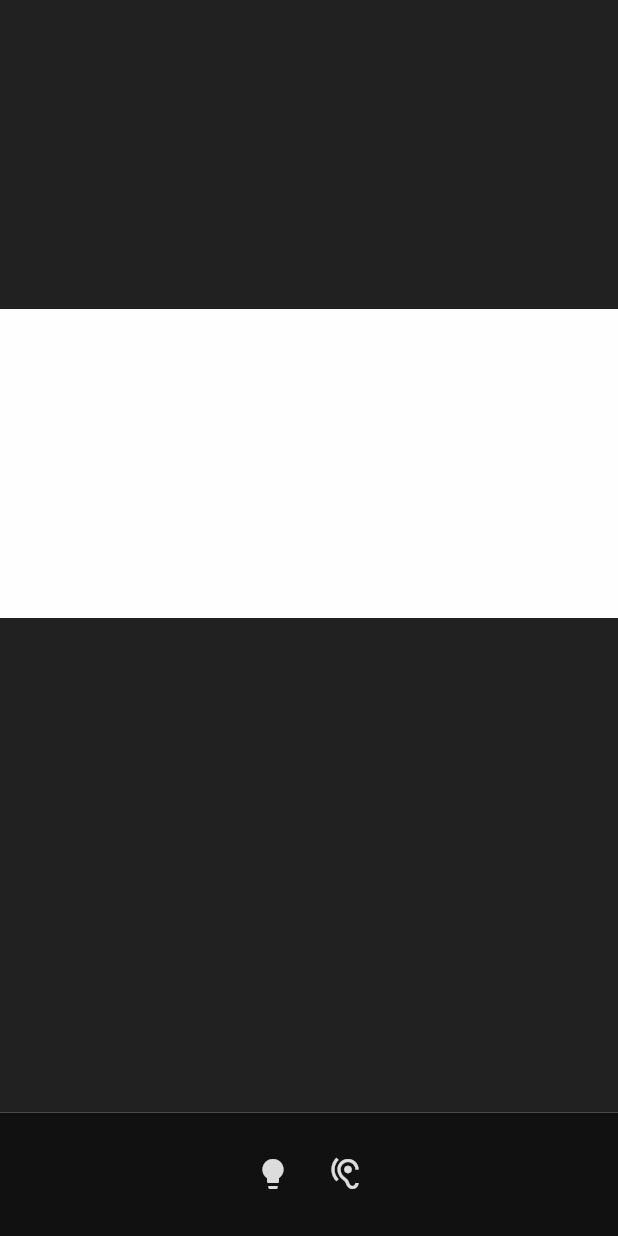
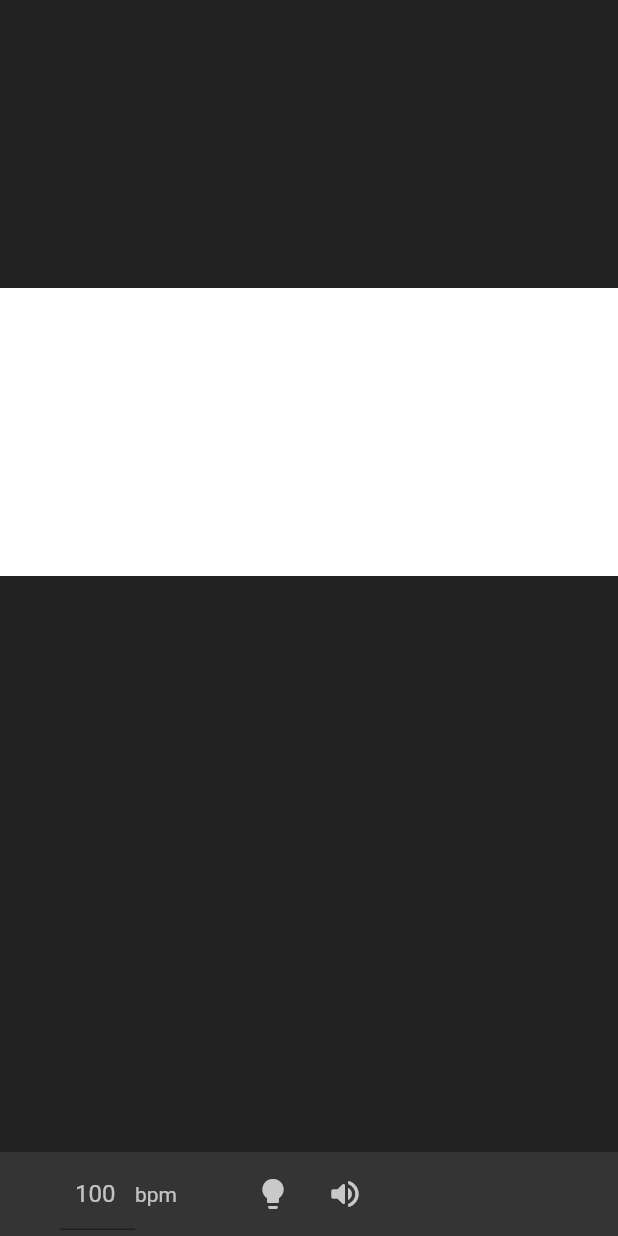
Before and after one commit to shmibblez/chronos, a Flutter app: the screen it shows after launch, on a phone screen of 412 x 824 dp. Run offline on Flutter 3.47's test engine with Material 2 defaults, Android fonts, the phone set to English and light mode, and no system bars; our stand-ins replace flutter_bloc.

Commit message:
sixth commit

```diff
--- a/lib/cubits.dart
+++ b/lib/cubits.dart
@@ -151,7 +151,7 @@ class ChronosSettings {
     ChronosSettings old, {
     int? bpm,
     int? beats,
-    int? measure,
+    int? barNote,
     Color? color1,
     Color? color2,
     bool? blinkEnabled,
@@ -159,7 +159,7 @@ class ChronosSettings {
     bool? clickEnabled,
   })  : bpm = bpm ?? old.bpm,
         beatsPerBar = beats ?? old.beatsPerBar,
-        barNote = measure ?? old.barNote,
+        barNote = barNote ?? old.barNote,
         color1 = color1 ?? old.color1,
         color2 = color2 ?? old.color2,
         blinkEnabled = blinkEnabled ?? old.blinkEnabled,
@@ -176,13 +176,13 @@ class ChronosSettings {
   // secondary/contrast color, [Thunderbolt] color when enabled
   final Color color2;
   // color1 but darker
-  Color get color1d => Color.lerp(Colors.black, color1, 0.5)!;
+  Color get color1d => Color.lerp(Colors.black, color1, 0.9)!;
   // color2 but darker
-  Color get color2d => Color.lerp(Colors.black, color2, 0.5)!;
+  Color get color2d => Color.lerp(Colors.black, color2, 0.6)!;
   // color1 but lighter
-  Color get color1l => Color.lerp(color1, Colors.white, 0.5)!;
+  Color get color1l => Color.lerp(color1, Colors.white, 0.1)!;
   // color2 but lighter
-  Color get color2l => Color.lerp(color2, Colors.white, 0.5)!;
+  Color get color2l => Color.lerp(color2, Colors.white, 0.1)!;
   final bool blinkEnabled;
   final bool vibrateEnabled;
   final bool clickEnabled;
@@ -190,9 +190,33 @@ class ChronosSettings {
 
   /// beat period in millis
   Duration get beatPeriod => Duration(milliseconds: (60000 / bpm).truncate());
+
+  /// taking [bk] as background color, return color for text such that it's visible on it
+  ///
+  /// tries to return [xt], but if [bk] and [xt] are too similar, returns bk's opposite color
+  Color visibleTextColor(Color bk, Color xt) {
+    double avgDiff = ((bk.red - xt.red).abs() +
+            (bk.green - xt.green).abs() +
+            (bk.blue - xt.blue).abs()) /
+        3;
+
+    // if [xt] is different enough from [bk], return [xt]
+    if (avgDiff > 10) return xt;
+    // if not different enough, return opposite color
+    return Color.fromARGB(255, 255 - bk.red, 255 - bk.green, 255 - bk.blue);
+  }
 }
 
 /// cubit for metronome settings
+/// FIXME: left off here
+/// finished ui for right drawer, now need to react accordingly to options
+/// - if vibrate or sound enabled, listen to Chronos and dispatch sound and vibrate events
+/// - when blink is off, [Zeus] has some adapted thunderbolts which means only borders of blocks blink, not whole block
+///
+/// for right drawer
+/// - add sound file picker option
+/// for left drawer
+/// - add presets
 class SettingsCubit extends Cubit<ChronosSettings> {
   SettingsCubit(ChronosSettings initialState) : super(initialState);
 
@@ -216,16 +240,16 @@ class SettingsCubit extends Cubit<ChronosSettings> {
     emit(ChronosSettings.from(state, bpm: bpm));
   }
 
-  /// update beats per measure
+  /// update beats per barNote
   void updateBeats(int beats) {
     if (beats == state.beatsPerBar) return;
     emit(ChronosSettings.from(state, beats: beats));
   }
 
-  /// update measure
-  void updateBarNote(int measure) {
-    if (measure == state.barNote) return;
-    emit(ChronosSettings.from(state, measure: measure));
+  /// update barNote
+  void updateBarNote(int barNote) {
+    if (barNote == state.barNote) return;
+    emit(ChronosSettings.from(state, barNote: barNote));
   }
 
   /// update color1
--- a/lib/main.dart
+++ b/lib/main.dart
@@ -1,10 +1,11 @@
 import 'package:chronos/cubits.dart';
 import 'package:chronos/zeus.dart';
 import 'package:flutter/material.dart';
+import 'package:flutter/services.dart';
 import 'package:flutter/widgets.dart';
 import 'package:flutter_bloc/flutter_bloc.dart';
 
-import 'drawers.dart';
+import 'right_drawer.dart';
 
 void main() {
   runApp(const Root());
@@ -20,7 +21,7 @@ void main() {
 
 /// ChromosComstamts, some app constants
 class ChronosConstants {
-  static const int maxBPM = 400;
+  static const int maxBPM = 500;
   static const int minBPM = 20;
   static const int deltaBPM = maxBPM - minBPM;
   static const int defaultBPM = 75; // resting heart bpm is about 70-80
@@ -70,7 +71,35 @@ class _HomeState extends State<Home> {
 
   @override
   Widget build(BuildContext context) {
-    return GestureDetector(
+    return Scaffold(
+      key: _scaffoldKey,
+      drawer: Drawer(
+        child: ListView(
+            // settings and T&C
+            ),
+      ),
+      endDrawer: const RightDrawer(),
+      onDrawerChanged: (open) {
+        if (!open) {
+          BlocProvider.of<Chronos>(context).start();
+          debugPrint("drawer closed");
+        }
+      },
+      onEndDrawerChanged: (open) {
+        if (!open) {
+          BlocProvider.of<Chronos>(context).start();
+          debugPrint("end drawer closed");
+        }
+      },
+      resizeToAvoidBottomInset: true,
+      body: Column(
+        children: [
+          /// blink indicator with [GestureDetector] as parent for playback options:
+          /// - play/pause -> tap
+          /// - change bpm -> slide up or down
+          /// - show options drawers -> slide left or right
+          Expanded(
+            child: GestureDetector(
               // change tempo based on scroll amount
               // positive amount is down (tempo decrease)
               // negative amount is up (tempo increase)
@@ -99,52 +128,122 @@ class _HomeState extends State<Home> {
               onLongPress: () {
                 // show dialog that allows toggling tempo display options
               },
-      child: Scaffold(
-        key: _scaffoldKey,
-        drawer: Drawer(
-          child: ListView(
-              // settings and T&C
+
+              /// blink indicator
+              child: const Zeus(),
             ),
           ),
-        endDrawer: const RightDrawer(),
-        onDrawerChanged: (open) {
-          if (!open) {
-            BlocProvider.of<Chronos>(context).start();
-            debugPrint("drawer closed");
+
+          /// bottom indicator options
+          BlocBuilder<SettingsCubit, ChronosSettings>(
+            // rebuild only if background color has changed
+            buildWhen: (prev, curr) => prev.color1l != curr.color1l,
+            builder: (_, settings) {
+              final Color backgroundColor = settings.color1l;
+              final Color textColor =
+                  settings.visibleTextColor(backgroundColor, settings.color2);
+              final TextStyle textStyle = TextStyle(color: textColor);
+              return Container(
+                height: kBottomNavigationBarHeight,
+                color: backgroundColor,
+                child: Row(
+                  mainAxisAlignment: MainAxisAlignment.center,
+                  children: [
+                    /// bpm modifier and display
+                    BlocBuilder<SettingsCubit, ChronosSettings>(
+                        buildWhen: (prev, curr) => prev.bpm != curr.bpm,
+                        builder: (context, settings) {
+                          final TextEditingController _tempoController =
+                              TextEditingController(
+                                  text: settings.bpm.toString());
+                          return Expanded(
+                              child: Row(
+                            mainAxisAlignment: MainAxisAlignment.center,
+                            children: [
+                              SizedBox(
+                                width: 50,
+                                child: TextField(
+                                    style: textStyle,
+                                    textAlign: TextAlign.center,
+                                    controller: _tempoController,
+                                    keyboardType: TextInputType.number,
+                                    inputFormatters: [
+                                      FilteringTextInputFormatter.digitsOnly
+                                    ],
+                                    onSubmitted: (str) {
+                                      int newBPM = int.parse(str);
+                                      // #1
+                                      BlocProvider.of<SettingsCubit>(context)
+                                          .updateBPM(newBPM);
+                                    }),
+                              ),
+                              Text("bpm", style: textStyle),
+                            ],
+                          ));
+                        }),
+
+                    /// beat indicator selector
+                    const BeatIndicators(),
+
+                    /// #5 placeholder
+                    Expanded(child: Container()),
+                    // #5
+                    // Expanded(
+                    //   child: IconButton(
+                    //     onPressed: () {
+                    //       BlocProvider.of<SettingsCubit>(context)
+                    //           .toggleClickEnabled();
+                    //     },
+                    //     icon: settings.clickEnabled
+                    //         ? Icon(Icons.touch_app, color: lighter)
+                    //         : Icon(Icons.touch_app, color: darker),
+                    //     // color when enabled & not pressed
+                    //     color: settings.color1,
+                    //     // color when pressed
+                    //     highlightColor: settings.color1l,
+                    //   ),
+                    // ),
+                  ],
+                ),
+              );
+            },
+          ),
+        ],
+      ),
+    );
   }
-        },
-        onEndDrawerChanged: (open) {
-          if (!open) {
-            BlocProvider.of<Chronos>(context).start();
-            debugPrint("end drawer closed");
 }
-        },
-        body: const Zeus(),
 
-        /// FIXME: bottomSheet overlaps scaffold body, need to place in column or something else. Also
-        bottomSheet: FractionallySizedBox(
-          heightFactor: 1 / 10,
-          child: BlocBuilder<SettingsCubit, ChronosSettings>(
-              builder: (_, settings) {
+/// [BeatIndicators] allows toggling enabled beat indicators
+class BeatIndicators extends StatelessWidget {
+  const BeatIndicators({Key? key}) : super(key: key);
+
+  @override
+  Widget build(BuildContext context) {
+    return BlocBuilder<SettingsCubit, ChronosSettings>(
+        buildWhen: (prev, curr) =>
+            prev.blinkEnabled != curr.blinkEnabled ||
+            prev.vibrateEnabled != curr.vibrateEnabled ||
+            prev.clickEnabled != curr.clickEnabled ||
+            prev.color1 != curr.color1 ||
+            prev.color2 != curr.color2,
+        builder: (context, settings) {
           Color darker = settings.color2d;
           Color lighter = settings.color2l;
-            return Container(
-              color: settings.color1d,
-              child: Row(
+          return Row(
             mainAxisAlignment: MainAxisAlignment.center,
             children: [
               /// blink indicator
               IconButton(
                 onPressed: () {
-                      BlocProvider.of<SettingsCubit>(context)
-                          .toggleBlinkEnabled();
+                  BlocProvider.of<SettingsCubit>(context).toggleBlinkEnabled();
                 },
                 icon: settings.blinkEnabled
                     ? Icon(Icons.lightbulb, color: lighter)
                     : Icon(Icons.lightbulb_outline, color: darker),
               ),
 
-                  /// vibrate indicator
+              /// vibrate indicator, only show if device can vibrate
               if (settings.vibrateAvailable)
                 IconButton(
                   onPressed: () {
@@ -159,31 +258,14 @@ class _HomeState extends State<Home> {
               /// click indicator
               IconButton(
                 onPressed: () {
-                      BlocProvider.of<SettingsCubit>(context)
-                          .toggleClickEnabled();
+                  BlocProvider.of<SettingsCubit>(context).toggleClickEnabled();
                 },
                 icon: settings.clickEnabled
-                        ? Icon(Icons.hearing, color: lighter)
-                        : Icon(Icons.hearing_disabled, color: darker),
+                    ? Icon(Icons.volume_up_rounded, color: lighter)
+                    : Icon(Icons.volume_off_rounded, color: darker),
               ),
-                  // #5
-                  // Expanded(
-                  //   child: IconButton(
-                  //     onPressed: () {
-                  //       BlocProvider.of<SettingsCubit>(context)
-                  //           .toggleClickEnabled();
-                  //     },
-                  //     icon: settings.clickEnabled
-                  //         ? Icon(Icons.touch_app, color: lighter)
-                  //         : Icon(Icons.touch_app, color: darker),
-                  //   ),
-                  // ),
             ],
-              ),
           );
-          }),
-        ),
-      ),
-    );
+        });
   }
 }
```
Also changed, not shown: lib/convenience_widgets.dart (+6 -1 lines), lib/drawers.dart (deleted, +0 -108 lines), 1 other file. Lines whose indentation alone changed are shown as unchanged.
